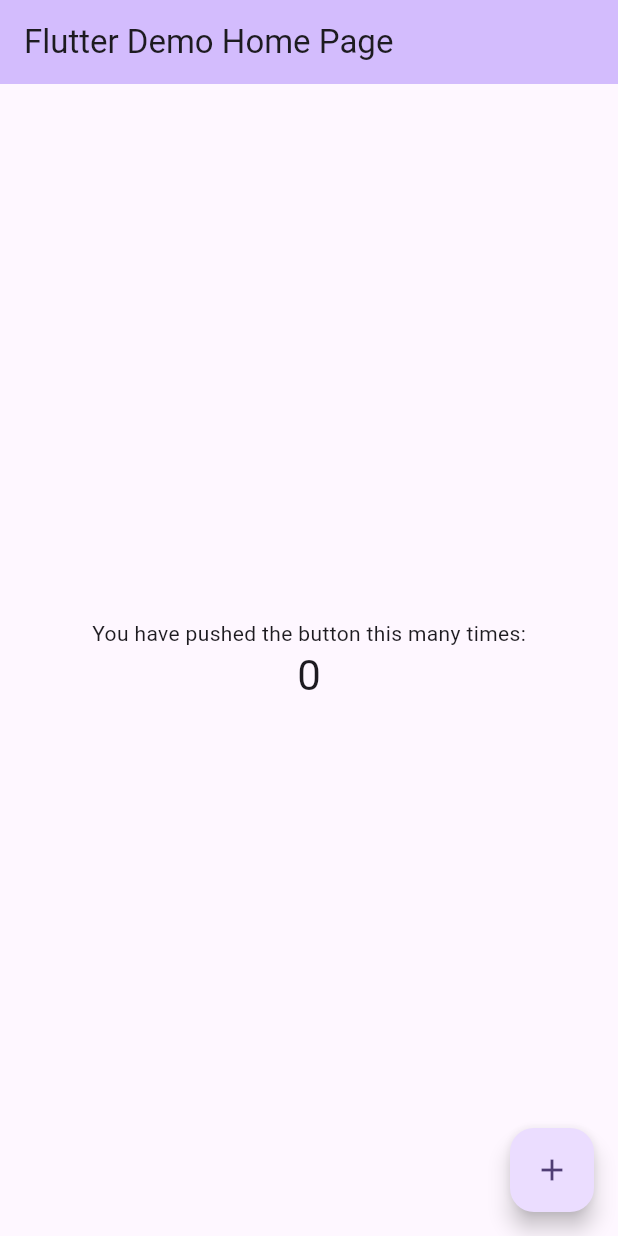
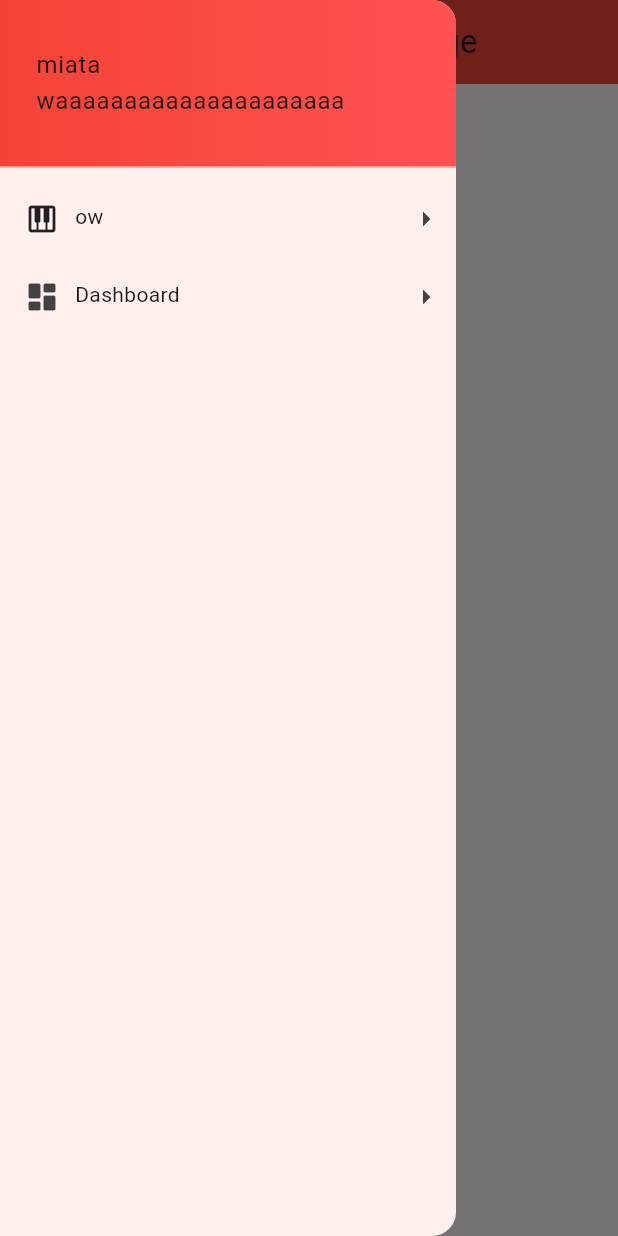
Before and after one commit to Jam12390/desktop_opal, a Flutter app: the screen it shows after launch, with the side drawer open (before the commit the screen has no drawer), on a phone screen of 412 x 824 dp. Run offline on Flutter 3.47's test engine with Material 3 defaults, Android fonts, the phone set to English and light mode, and no system bars.

Commit message:
made some initial pages

```diff
--- /dev/null
+++ b/lib/dashboard.dart
@@ -0,0 +1,26 @@
+import 'package:flutter/material.dart';
+
+class DashboardPage extends StatefulWidget{
+  const DashboardPage({super.key});
+
+  State<DashboardPage> createState() => DashboardPageState();
+}
+
+class DashboardPageState extends State<DashboardPage>{
+  Widget build(BuildContext context){
+    return Scaffold(
+      body: Center(
+        child: Column(
+          mainAxisAlignment: MainAxisAlignment.center,
+          children: <Widget>[
+            const Text('You have pushed the button this many times:'),
+            Text(
+              "wow",
+              style: Theme.of(context).textTheme.headlineMedium,
+            ),
+          ],
+        ),
+      ),
+    );
+  }
+}
--- a/lib/main.dart
+++ b/lib/main.dart
@@ -1,3 +1,4 @@
+import 'package:desktop_opal/dashboard.dart';
 import 'package:flutter/material.dart';
 
 void main() {
@@ -7,116 +8,128 @@ void main() {
 class MyApp extends StatelessWidget {
   const MyApp({super.key});
 
-  // This widget is the root of your application.
   @override
   Widget build(BuildContext context) {
     return MaterialApp(
       title: 'Flutter Demo',
       theme: ThemeData(
-        // This is the theme of your application.
-        //
-        // TRY THIS: Try running your application with "flutter run". You'll see
-        // the application has a purple toolbar. Then, without quitting the app,
-        // try changing the seedColor in the colorScheme below to Colors.green
-        // and then invoke "hot reload" (save your changes or press the "hot
-        // reload" button in a Flutter-supported IDE, or press "r" if you used
-        // the command line to start the app).
-        //
-        // Notice that the counter didn't reset back to zero; the application
-        // state is not lost during the reload. To reset the state, use hot
-        // restart instead.
-        //
-        // This works for code too, not just values: Most code changes can be
-        // tested with just a hot reload.
-        colorScheme: ColorScheme.fromSeed(seedColor: Colors.deepPurple),
+        colorScheme: ColorScheme.fromSeed(seedColor: Colors.red),
       ),
-      home: const MyHomePage(title: 'Flutter Demo Home Page'),
+      home: const MainPage(title: 'Flutter Demo Home Page'),
     );
   }
 }
 
-class MyHomePage extends StatefulWidget {
-  const MyHomePage({super.key, required this.title});
-
-  // This widget is the home page of your application. It is stateful, meaning
-  // that it has a State object (defined below) that contains fields that affect
-  // how it looks.
-
-  // This class is the configuration for the state. It holds the values (in this
-  // case the title) provided by the parent (in this case the App widget) and
-  // used by the build method of the State. Fields in a Widget subclass are
-  // always marked "final".
+class MainPage extends StatefulWidget {
+  const MainPage({super.key, required this.title});
 
   final String title;
 
   @override
-  State<MyHomePage> createState() => _MyHomePageState();
+  State<MainPage> createState() => MainPageState();
 }
 
-class _MyHomePageState extends State<MyHomePage> {
-  int _counter = 0;
-
-  void _incrementCounter() {
-    setState(() {
-      // This call to setState tells the Flutter framework that something has
-      // changed in this State, which causes it to rerun the build method below
-      // so that the display can reflect the updated values. If we changed
-      // _counter without calling setState(), then the build method would not be
-      // called again, and so nothing would appear to happen.
-      _counter++;
-    });
-  }
+class MainPageState extends State<MainPage> {
+  var page;
 
   @override
   Widget build(BuildContext context) {
-    // This method is rerun every time setState is called, for instance as done
-    // by the _incrementCounter method above.
-    //
-    // The Flutter framework has been optimized to make rerunning build methods
-    // fast, so that you can just rebuild anything that needs updating rather
-    // than having to individually change instances of widgets.
     return Scaffold(
       appBar: AppBar(
-        // TRY THIS: Try changing the color here to a specific color (to
-        // Colors.amber, perhaps?) and trigger a hot reload to see the AppBar
-        // change color while the other colors stay the same.
-        backgroundColor: Theme.of(context).colorScheme.inversePrimary,
-        // Here we take the value from the MyHomePage object that was created by
-        // the App.build method, and use it to set our appbar title.
+
+        backgroundColor: Colors.red,
+
         title: Text(widget.title),
       ),
-      body: Center(
-        // Center is a layout widget. It takes a single child and positions it
-        // in the middle of the parent.
-        child: Column(
-          // Column is also a layout widget. It takes a list of children and
-          // arranges them vertically. By default, it sizes itself to fit its
-          // children horizontally, and tries to be as tall as its parent.
-          //
-          // Column has various properties to control how it sizes itself and
-          // how it positions its children. Here we use mainAxisAlignment to
-          // center the children vertically; the main axis here is the vertical
-          // axis because Columns are vertical (the cross axis would be
-          // horizontal).
-          //
-          // TRY THIS: Invoke "debug painting" (choose the "Toggle Debug Paint"
-          // action in the IDE, or press "p" in the console), to see the
-          // wireframe for each widget.
-          mainAxisAlignment: MainAxisAlignment.center,
-          children: <Widget>[
-            const Text('You have pushed the button this many times:'),
-            Text(
-              '$_counter',
-              style: Theme.of(context).textTheme.headlineMedium,
+      drawer: Drawer(
+        child: ListView(
+          children: [
+            SizedBox(
+              height: 120,
+              child: DrawerHeader(
+                decoration: BoxDecoration(
+                  gradient: LinearGradient(colors: <Color>[
+                    Colors.red,
+                    Colors.redAccent
+                  ])
+                ),
+                child: Padding(
+                  padding: const EdgeInsets.only(left: 8, bottom: 8),
+                  child: Column(
+                    crossAxisAlignment: CrossAxisAlignment.start,
+                    mainAxisAlignment: MainAxisAlignment.center,
+                    children: [
+                      Text("miata"),
+                      Text("waaaaaaaaaaaaaaaaaaaaa")
+                    ],
+                  ),
+                ),
+              ),
             ),
+            CustomListTile(Icon(Icons.piano_rounded), Text("ow"), () {
+              setState(() {
+                page = otherPage();
+                Navigator.pop(context);
+              });;
+            }),
+            CustomListTile(Icon(Icons.dashboard_rounded, color: Colors.grey[800],), Text("Dashboard"), () {
+              setState(() {
+                page = DashboardPage();
+                Navigator.pop(context);
+              });
+              }
+            )
           ],
         ),
       ),
-      floatingActionButton: FloatingActionButton(
-        onPressed: _incrementCounter,
-        tooltip: 'Increment',
-        child: const Icon(Icons.add),
-      ), // This trailing comma makes auto-formatting nicer for build methods.
+      body: page
     );
   }
 }
+
+class otherPage extends StatelessWidget{
+  @override
+  Widget build(BuildContext context){
+    return Scaffold(
+      body: Center(
+        child: Text("something happend"),
+      ),
+    );
+  }
+}
+
+class CustomListTile extends StatelessWidget{
+  final Text text;
+  final Icon icon;
+  final VoidCallback onTapFunction;
+
+  const CustomListTile(this.icon, this.text, this.onTapFunction);
+
+  @override
+  Widget build(BuildContext context){
+    return InkWell(
+      onTap: onTapFunction,
+      child: Padding(
+        padding: const EdgeInsets.only(top: 8, bottom: 8),
+        child: Row(
+          mainAxisAlignment: MainAxisAlignment.spaceBetween,
+        children: [
+          Padding(
+            padding: const EdgeInsets.only(left: 16.0, top: 6, bottom: 6),
+            child: Wrap(
+              spacing: 10,
+                children: [
+                  icon, text
+                ]
+            ),
+          ),
+          Padding(
+            padding: const EdgeInsets.only(right: 8),
+            child: Icon(Icons.arrow_right, color: Colors.grey[800]),
+          )
+        ],
+        ),
+      )
+    );
+  }
+}
```
